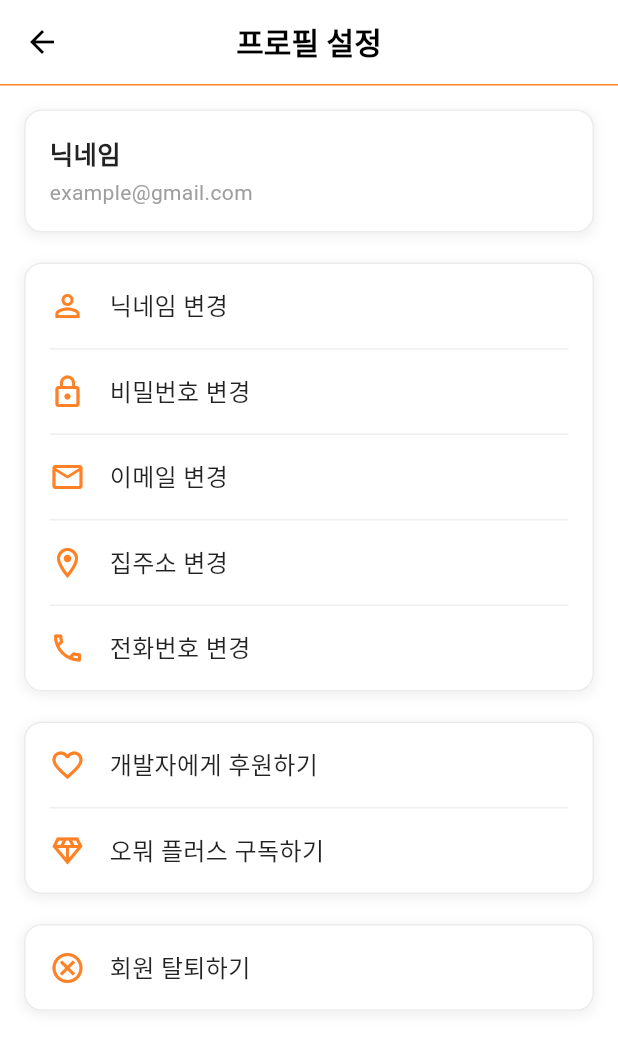
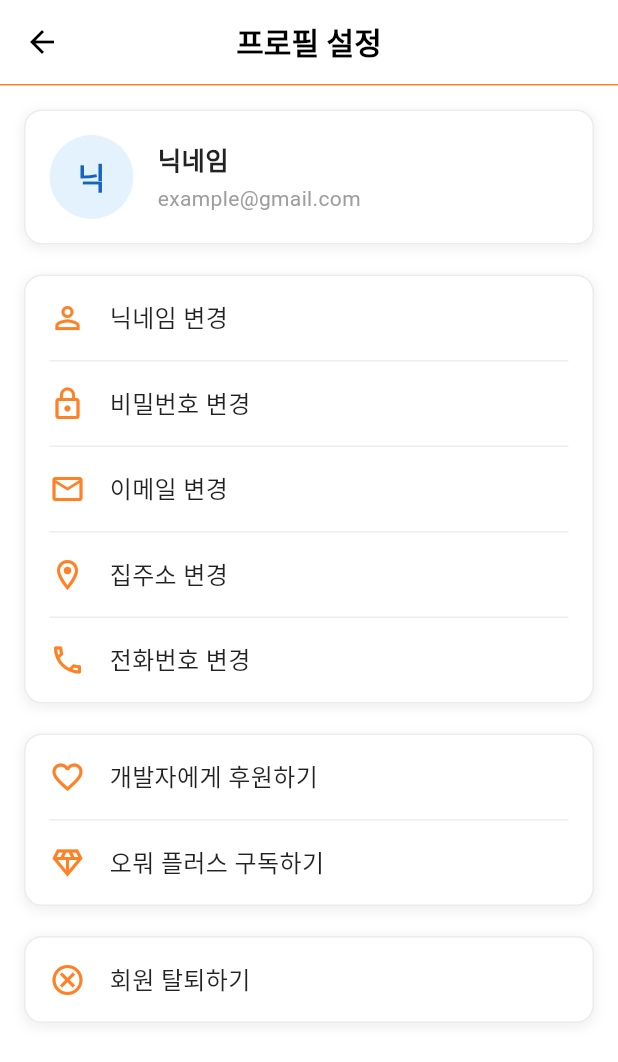
Before and after one commit to sswwdk/EclipseApp, a Flutter app: the ProfileSettingsScreen screen opened directly, on a phone screen of 412 x 824 dp. Shown: the top 1062 px of the screen. Run offline on Flutter 3.47's test engine with Material 3 defaults, Android fonts, the phone set to English and light mode, and no system bars; our stand-ins replace geolocator; accounts and stored records are empty.

Commit message:
[refactor] 내 프로필 화면에 프사 보여줌 (이니셜)

```diff
--- a/lib/presentation/screens/my_info/profile_settings_screen.dart
+++ b/lib/presentation/screens/my_info/profile_settings_screen.dart
@@ -1,4 +1,5 @@
 import 'package:flutter/material.dart';
+import 'package:characters/characters.dart';
 import 'delete_account_screen.dart';
 import 'change/change_nickname_screen.dart';
 import 'change/change_password_screen.dart';
@@ -65,6 +66,9 @@ class _ProfileSettingsScreenState extends State<ProfileSettingsScreen> {
   }
 
   Widget _buildProfileSection() {
+    final nickname = (TokenManager.userName ?? '닉네임').trim();
+    final email = TokenManager.userEmail ?? 'example@gmail.com';
+
     return Container(
       decoration: BoxDecoration(
         color: Colors.white,
@@ -83,13 +87,15 @@ class _ProfileSettingsScreenState extends State<ProfileSettingsScreen> {
         padding: const EdgeInsets.all(16),
         child: Row(
           children: [
+            _buildProfileAvatar(nickname),
+            const SizedBox(width: 16),
             // 닉네임과 이메일
             Expanded(
               child: Column(
                 crossAxisAlignment: CrossAxisAlignment.start,
                 children: [
                   Text(
-                    TokenManager.userName ?? '닉네임',
+                    nickname,
                     style: const TextStyle(
                       fontSize: 17,
                       fontWeight: FontWeight.w600,
@@ -108,7 +114,7 @@ class _ProfileSettingsScreenState extends State<ProfileSettingsScreen> {
                       );
 
                       return Text(
-                        TokenManager.userEmail ?? 'example@gmail.com',
+                        email,
                         style: const TextStyle(
                           fontSize: 14,
                           color: Colors.grey,
@@ -315,4 +321,52 @@ class _ProfileSettingsScreenState extends State<ProfileSettingsScreen> {
       color: Colors.grey[200],
     );
   }
+
+  Widget _buildProfileAvatar(String name) {
+    final trimmed = name.trim();
+    final initial = trimmed.isNotEmpty
+        ? trimmed.characters.first.toUpperCase()
+        : '?';
+    final colors = _avatarColorsFor(initial);
+
+    return CircleAvatar(
+      radius: 28,
+      backgroundColor: colors.background,
+      child: Text(
+        initial,
+        style: TextStyle(
+          color: colors.foreground,
+          fontWeight: FontWeight.bold,
+          fontSize: 20,
+        ),
+      ),
+    );
+  }
+
+  _AvatarColors _avatarColorsFor(String initial) {
+    if (initial.isEmpty) {
+      return _avatarColorPalettes.first;
+    }
+    final rune = initial.runes.first;
+    final index = rune.abs() % _avatarColorPalettes.length;
+    return _avatarColorPalettes[index];
+  }
 }
+
+class _AvatarColors {
+  final Color background;
+  final Color foreground;
+
+  const _AvatarColors(this.background, this.foreground);
+}
+
+const List<_AvatarColors> _avatarColorPalettes = [
+  _AvatarColors(Color(0xFFFFE5E0), Color(0xFFFF6B57)),
+  _AvatarColors(Color(0xFFE3F2FD), Color(0xFF1565C0)),
+  _AvatarColors(Color(0xFFF1F8E9), Color(0xFF2E7D32)),
+  _AvatarColors(Color(0xFFEDE7F6), Color(0xFF5E35B1)),
+  _AvatarColors(Color(0xFFFFF3E0), Color(0xFFEF6C00)),
+  _AvatarColors(Color(0xFFE0F2F1), Color(0xFF00897B)),
+  _AvatarColors(Color(0xFFFFEBEE), Color(0xFFD81B60)),
+  _AvatarColors(Color(0xFFF3E5F5), Color(0xFF8E24AA)),
+];
```
